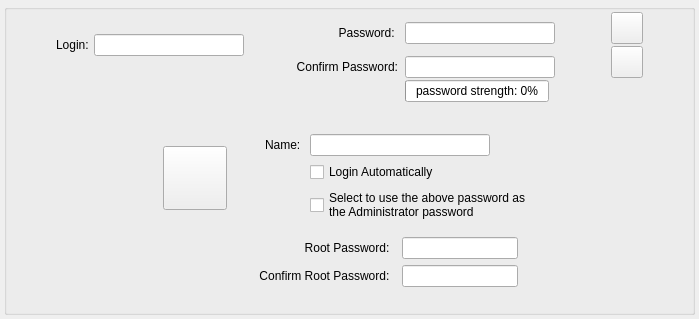
Above: ui/widgets/userwidget.ui from abveritas/Tribe before the change. Below: the same form after it.
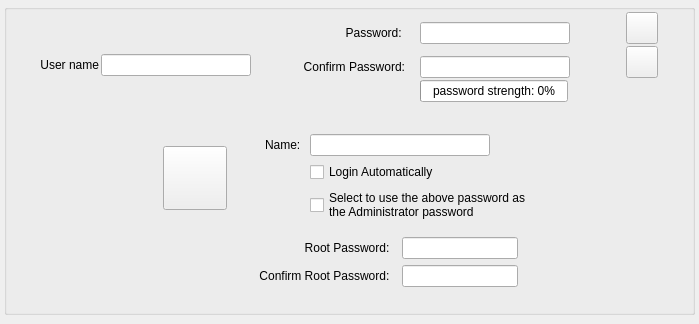
That is the form after the change.

```diff
--- a/ui/widgets/userwidget.ui
+++ b/ui/widgets/userwidget.ui
@@ -7,7 +7,7 @@
     <x>0</x>
     <y>0</y>
     <width>699</width>
-    <height>287</height>
+    <height>324</height>
    </rect>
   </property>
   <property name="sizePolicy">
@@ -40,28 +40,8 @@
       </property>
       <item>
        <layout class="QGridLayout" name="gridLayout">
-        <item row="0" column="1" rowspan="5">
-         <widget class="QLabel" name="label">
-          <property name="text">
-           <string>Login: </string>
-          </property>
-          <property name="alignment">
-           <set>Qt::AlignRight|Qt::AlignTrailing|Qt::AlignVCenter</set>
-          </property>
-         </widget>
-        </item>
-        <item row="0" column="5" rowspan="4">
-         <widget class="QLabel" name="label_2">
-          <property name="text">
-           <string>Password: </string>
-          </property>
-          <property name="alignment">
-           <set>Qt::AlignRight|Qt::AlignTrailing|Qt::AlignVCenter</set>
-          </property>
-         </widget>
-        </item>
-        <item row="0" column="4" rowspan="5">
-         <spacer name="horizontalSpacer">
+        <item row="0" column="9" rowspan="5">
+         <spacer name="horizontalSpacer_3">
           <property name="orientation">
            <enum>Qt::Horizontal</enum>
           </property>
@@ -70,13 +50,13 @@
           </property>
           <property name="sizeHint" stdset="0">
            <size>
-            <width>50</width>
+            <width>20</width>
             <height>20</height>
            </size>
           </property>
          </spacer>
         </item>
-        <item row="0" column="14" rowspan="2">
+        <item row="0" column="10" rowspan="2">
          <widget class="QPushButton" name="userDetails">
           <property name="minimumSize">
            <size>
@@ -98,8 +78,8 @@
           </property>
          </widget>
         </item>
-        <item row="0" column="2" rowspan="5" colspan="2">
-         <widget class="QLineEdit" name="loginLine">
+        <item row="4" column="5" colspan="2">
+         <widget class="QLineEdit" name="confirmPassLine">
           <property name="minimumSize">
            <size>
             <width>150</width>
@@ -108,7 +88,7 @@
           </property>
          </widget>
         </item>
-        <item row="0" column="7" rowspan="4" colspan="4">
+        <item row="0" column="5" rowspan="4" colspan="2">
          <widget class="QLineEdit" name="passLine">
           <property name="minimumSize">
            <size>
@@ -118,17 +98,23 @@
           </property>
          </widget>
         </item>
-        <item row="4" column="5">
-         <widget class="QLabel" name="label_3">
-          <property name="text">
-           <string>Confirm Password:</string>
+        <item row="0" column="2" rowspan="5">
+         <spacer name="horizontalSpacer">
+          <property name="orientation">
+           <enum>Qt::Horizontal</enum>
           </property>
-          <property name="alignment">
-           <set>Qt::AlignRight|Qt::AlignTrailing|Qt::AlignVCenter</set>
+          <property name="sizeType">
+           <enum>QSizePolicy::Fixed</enum>
           </property>
-         </widget>
+          <property name="sizeHint" stdset="0">
+           <size>
+            <width>50</width>
+            <height>20</height>
+           </size>
+          </property>
+         </spacer>
         </item>
-        <item row="2" column="14" rowspan="3">
+        <item row="2" column="10" rowspan="3">
          <widget class="QPushButton" name="removeUser">
           <property name="minimumSize">
            <size>
@@ -150,94 +136,7 @@
           </property>
          </widget>
         </item>
-        <item row="4" column="7" colspan="4">
-         <widget class="QLineEdit" name="confirmPassLine">
-          <property name="minimumSize">
-           <size>
-            <width>150</width>
-            <height>0</height>
-           </size>
-          </property>
-         </widget>
-        </item>
-        <item row="0" column="11" rowspan="5" colspan="2">
-         <widget class="QLabel" name="confirmPwCheck">
-          <property name="minimumSize">
-           <size>
-            <width>32</width>
-            <height>32</height>
-           </size>
-          </property>
-          <property name="maximumSize">
-           <size>
-            <width>32</width>
-            <height>32</height>
-           </size>
-          </property>
-          <property name="text">
-           <string/>
-          </property>
-         </widget>
-        </item>
-        <item row="0" column="0" rowspan="5">
-         <spacer name="horizontalSpacer_4">
-          <property name="orientation">
-           <enum>Qt::Horizontal</enum>
-          </property>
-          <property name="sizeHint" stdset="0">
-           <size>
-            <width>40</width>
-            <height>20</height>
-           </size>
-          </property>
-         </spacer>
-        </item>
-        <item row="0" column="15" rowspan="5">
-         <spacer name="horizontalSpacer_5">
-          <property name="orientation">
-           <enum>Qt::Horizontal</enum>
-          </property>
-          <property name="sizeHint" stdset="0">
-           <size>
-            <width>40</width>
-            <height>20</height>
-           </size>
-          </property>
-         </spacer>
-        </item>
-        <item row="0" column="6" rowspan="5">
-         <spacer name="horizontalSpacer_7">
-          <property name="orientation">
-           <enum>Qt::Horizontal</enum>
-          </property>
-          <property name="sizeType">
-           <enum>QSizePolicy::Fixed</enum>
-          </property>
-          <property name="sizeHint" stdset="0">
-           <size>
-            <width>5</width>
-            <height>20</height>
-           </size>
-          </property>
-         </spacer>
-        </item>
-        <item row="0" column="13" rowspan="5">
-         <spacer name="horizontalSpacer_3">
-          <property name="orientation">
-           <enum>Qt::Horizontal</enum>
-          </property>
-          <property name="sizeType">
-           <enum>QSizePolicy::Fixed</enum>
-          </property>
-          <property name="sizeHint" stdset="0">
-           <size>
-            <width>20</width>
-            <height>20</height>
-           </size>
-          </property>
-         </spacer>
-        </item>
-        <item row="5" column="7">
+        <item row="5" column="5">
          <widget class="QProgressBar" name="passStrengthProgBar">
           <property name="value">
            <number>0</number>
@@ -253,6 +152,118 @@
           </property>
          </widget>
         </item>
+        <item row="0" column="3" rowspan="4">
+         <widget class="QLabel" name="label_2">
+          <property name="text">
+           <string>Password: </string>
+          </property>
+          <property name="alignment">
+           <set>Qt::AlignRight|Qt::AlignTrailing|Qt::AlignVCenter</set>
+          </property>
+         </widget>
+        </item>
+        <item row="0" column="11" rowspan="5">
+         <spacer name="horizontalSpacer_5">
+          <property name="orientation">
+           <enum>Qt::Horizontal</enum>
+          </property>
+          <property name="sizeHint" stdset="0">
+           <size>
+            <width>40</width>
+            <height>20</height>
+           </size>
+          </property>
+         </spacer>
+        </item>
+        <item row="0" column="7" rowspan="5" colspan="2">
+         <widget class="QLabel" name="confirmPwCheck">
+          <property name="minimumSize">
+           <size>
+            <width>32</width>
+            <height>32</height>
+           </size>
+          </property>
+          <property name="maximumSize">
+           <size>
+            <width>32</width>
+            <height>32</height>
+           </size>
+          </property>
+          <property name="text">
+           <string/>
+          </property>
+         </widget>
+        </item>
+        <item row="0" column="4" rowspan="5">
+         <spacer name="horizontalSpacer_7">
+          <property name="orientation">
+           <enum>Qt::Horizontal</enum>
+          </property>
+          <property name="sizeType">
+           <enum>QSizePolicy::Fixed</enum>
+          </property>
+          <property name="sizeHint" stdset="0">
+           <size>
+            <width>13</width>
+            <height>20</height>
+           </size>
+          </property>
+         </spacer>
+        </item>
+        <item row="4" column="3">
+         <widget class="QLabel" name="label_3">
+          <property name="text">
+           <string>Confirm Password:</string>
+          </property>
+          <property name="alignment">
+           <set>Qt::AlignRight|Qt::AlignTrailing|Qt::AlignVCenter</set>
+          </property>
+         </widget>
+        </item>
+        <item row="0" column="0" rowspan="5">
+         <spacer name="horizontalSpacer_4">
+          <property name="orientation">
+           <enum>Qt::Horizontal</enum>
+          </property>
+          <property name="sizeHint" stdset="0">
+           <size>
+            <width>40</width>
+            <height>20</height>
+           </size>
+          </property>
+         </spacer>
+        </item>
+        <item row="1" column="1" rowspan="5">
+         <layout class="QVBoxLayout" name="userNameLayout">
+          <item>
+           <layout class="QHBoxLayout" name="horizontalLayout">
+            <item>
+             <widget class="QLabel" name="label">
+              <property name="text">
+               <string>User name</string>
+              </property>
+              <property name="alignment">
+               <set>Qt::AlignRight|Qt::AlignTrailing|Qt::AlignVCenter</set>
+              </property>
+             </widget>
+            </item>
+            <item>
+             <widget class="QLineEdit" name="loginLine">
+              <property name="minimumSize">
+               <size>
+                <width>150</width>
+                <height>0</height>
+               </size>
+              </property>
+              <property name="toolTip">
+               <string>&lt;html&gt;&lt;head/&gt;&lt;body&gt;&lt;p&gt;The user name may consist of a lowercase character or &amp;quot;_&amp;quot;, followed by up to 31 lowercase characters, digits or &amp;quot;_&amp;quot; and &amp;quot;-&amp;quot;.&lt;/p&gt;&lt;/body&gt;&lt;/html&gt;</string>
+              </property>
+             </widget>
+            </item>
+           </layout>
+          </item>
+         </layout>
+        </item>
        </layout>
       </item>
       <item>
@@ -291,6 +302,19 @@
            </property>
           </widget>
          </item>
+         <item row="1" column="0" rowspan="3">
+          <spacer name="horizontalSpacer_8">
+           <property name="orientation">
+            <enum>Qt::Horizontal</enum>
+           </property>
+           <property name="sizeHint" stdset="0">
+            <size>
+             <width>40</width>
+             <height>20</height>
+            </size>
+           </property>
+          </spacer>
+         </item>
          <item row="1" column="5" colspan="2">
           <widget class="QLineEdit" name="nameLine">
            <property name="maximumSize">
@@ -314,19 +338,6 @@
            </property>
           </spacer>
          </item>
-         <item row="1" column="0" rowspan="3">
-          <spacer name="horizontalSpacer_8">
-           <property name="orientation">
-            <enum>Qt::Horizontal</enum>
-           </property>
-           <property name="sizeHint" stdset="0">
-            <size>
-             <width>40</width>
-             <height>20</height>
-            </size>
-           </property>
-          </spacer>
-         </item>
          <item row="2" column="5" colspan="2">
           <widget class="QCheckBox" name="autoLoginCheckBox">
            <property name="text">
```
Left out of the diff: 13 changed lines with no effect on the pictures.
